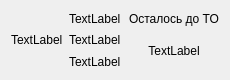
First picture: the form in Modules/Autopark/Delegat/DelegatForm/thedelegateformaauto.ui, repository Sakton/CONVEYANCE_Q, before the edit.
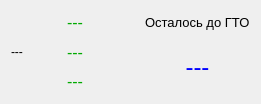
Second picture: the form after the edit.

```diff
--- a/Modules/Autopark/Delegat/DelegatForm/thedelegateformaauto.ui
+++ b/Modules/Autopark/Delegat/DelegatForm/thedelegateformaauto.ui
@@ -6,8 +6,8 @@
    <rect>
     <x>0</x>
     <y>0</y>
-    <width>230</width>
-    <height>80</height>
+    <width>261</width>
+    <height>104</height>
    </rect>
   </property>
   <property name="minimumSize">
@@ -24,29 +24,61 @@
     <layout class="QGridLayout" name="gridLayout">
      <item row="1" column="2">
       <widget class="QLabel" name="labelSeria">
+       <property name="font">
+        <font>
+         <pointsize>12</pointsize>
+        </font>
+       </property>
+       <property name="styleSheet">
+        <string notr="true">color: rgb(0, 170, 0);</string>
+       </property>
        <property name="text">
-        <string>TextLabel</string>
+        <string>---</string>
        </property>
       </widget>
      </item>
      <item row="0" column="2">
       <widget class="QLabel" name="labelNameBrand">
+       <property name="font">
+        <font>
+         <pointsize>12</pointsize>
+        </font>
+       </property>
+       <property name="layoutDirection">
+        <enum>Qt::LeftToRight</enum>
+       </property>
+       <property name="styleSheet">
+        <string notr="true">color: rgb(0, 170, 0);</string>
+       </property>
        <property name="text">
-        <string>TextLabel</string>
+        <string>---</string>
        </property>
       </widget>
      </item>
      <item row="2" column="2">
-      <widget class="QLabel" name="label">
+      <widget class="QLabel" name="labelMark">
+       <property name="font">
+        <font>
+         <pointsize>12</pointsize>
+        </font>
+       </property>
+       <property name="styleSheet">
+        <string notr="true">color: rgb(0, 170, 0);</string>
+       </property>
        <property name="text">
-        <string>TextLabel</string>
+        <string>---</string>
        </property>
       </widget>
      </item>
      <item row="0" column="3">
       <widget class="QLabel" name="labelText">
+       <property name="font">
+        <font>
+         <pointsize>10</pointsize>
+        </font>
+       </property>
        <property name="text">
-        <string>Осталось до ТО</string>
+        <string>Осталось до ГТО</string>
        </property>
       </widget>
      </item>
@@ -65,14 +97,22 @@
         </size>
        </property>
        <property name="text">
-        <string>TextLabel</string>
+        <string>---</string>
        </property>
       </widget>
      </item>
      <item row="1" column="3" rowspan="2">
       <widget class="QLabel" name="labelDays">
+       <property name="font">
+        <font>
+         <pointsize>18</pointsize>
+        </font>
+       </property>
+       <property name="styleSheet">
+        <string notr="true">color: rgb(0, 0, 255);</string>
+       </property>
        <property name="text">
-        <string>TextLabel</string>
+        <string>---</string>
        </property>
        <property name="alignment">
         <set>Qt::AlignCenter</set>
```
